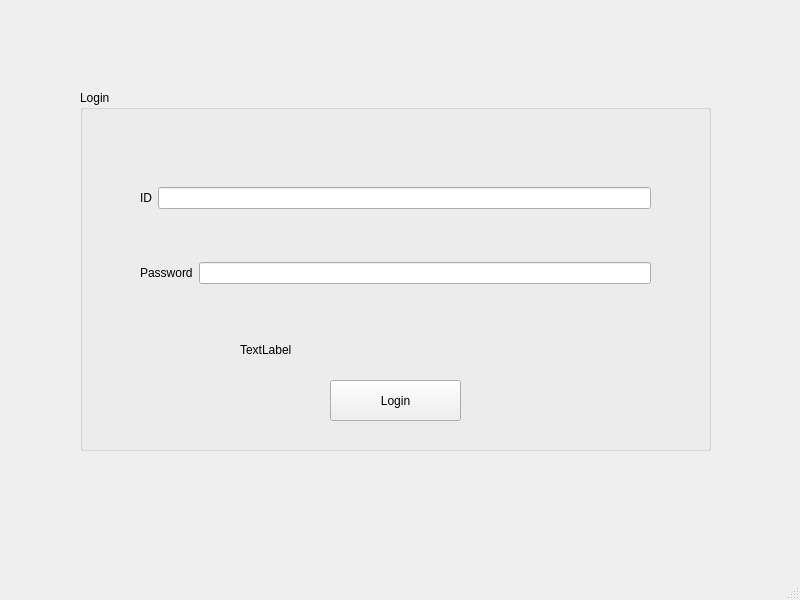
BiratBC/ExamSphereV1, file ExamSphereV1/examsphere.ui: the form before one commit.
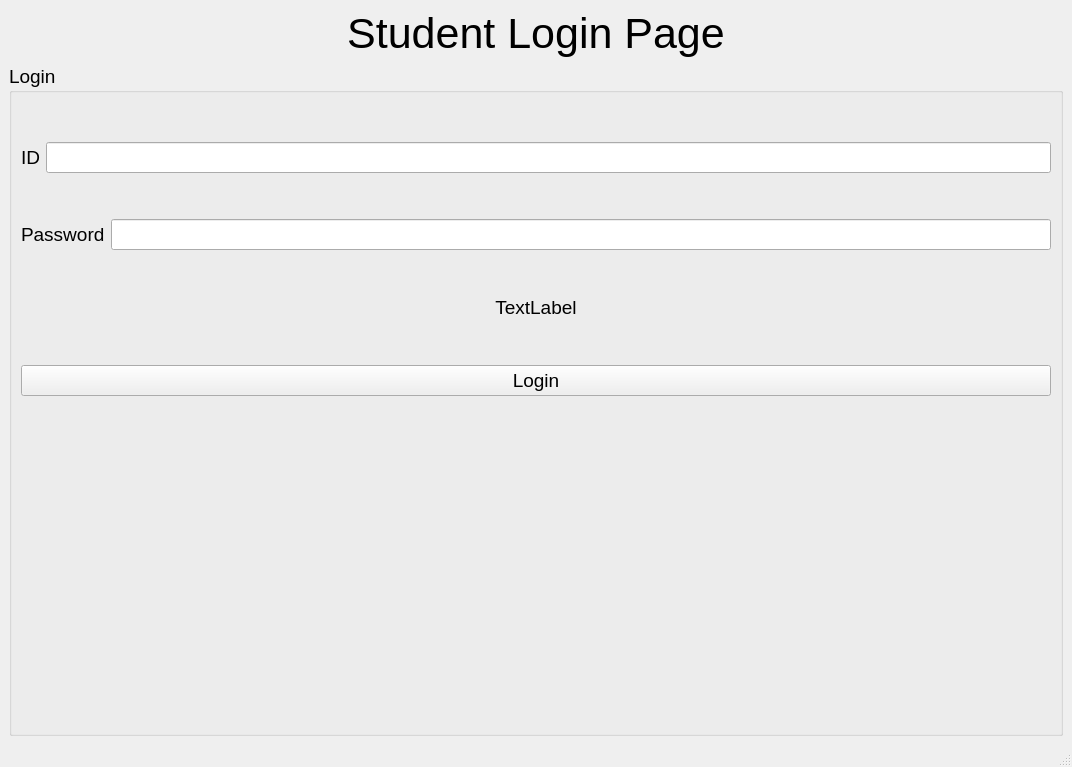
The form after the commit.

Commit message: this push is crucial

```diff
--- a/ExamSphereV1/examsphere.ui
+++ b/ExamSphereV1/examsphere.ui
@@ -6,61 +6,58 @@
    <rect>
     <x>0</x>
     <y>0</y>
-    <width>800</width>
-    <height>600</height>
+    <width>1072</width>
+    <height>767</height>
    </rect>
   </property>
   <property name="windowTitle">
    <string>ExamSphere</string>
   </property>
   <widget class="QWidget" name="centralwidget">
+   <layout class="QVBoxLayout" name="verticalLayout_2">
+    <item>
+     <widget class="QLabel" name="label">
+      <property name="font">
+       <font>
+        <pointsize>32</pointsize>
+       </font>
+      </property>
+      <property name="text">
+       <string>Student Login Page</string>
+      </property>
+      <property name="alignment">
+       <set>Qt::AlignCenter</set>
+      </property>
+     </widget>
+    </item>
+    <item>
    <widget class="QGroupBox" name="Login">
-    <property name="geometry">
-     <rect>
-      <x>80</x>
-      <y>90</y>
-      <width>631</width>
-      <height>361</height>
-     </rect>
+      <property name="font">
+       <font>
+        <pointsize>14</pointsize>
+       </font>
     </property>
     <property name="title">
      <string>Login</string>
     </property>
-    <widget class="QPushButton" name="pushButton">
-     <property name="geometry">
-      <rect>
-       <x>250</x>
-       <y>290</y>
-       <width>131</width>
-       <height>41</height>
-      </rect>
-     </property>
-     <property name="text">
-      <string>Login</string>
-     </property>
-    </widget>
-    <widget class="QLabel" name="error">
-     <property name="geometry">
-      <rect>
-       <x>160</x>
-       <y>250</y>
-       <width>361</width>
-       <height>20</height>
-      </rect>
-     </property>
-     <property name="text">
-      <string>TextLabel</string>
-     </property>
-    </widget>
-    <widget class="QWidget" name="layoutWidget">
-     <property name="geometry">
-      <rect>
-       <x>60</x>
-       <y>50</y>
-       <width>511</width>
-       <height>191</height>
-      </rect>
-     </property>
+      <layout class="QVBoxLayout" name="verticalLayout_3">
+       <item>
+        <spacer name="verticalSpacer_2">
+         <property name="orientation">
+          <enum>Qt::Vertical</enum>
+         </property>
+         <property name="sizeType">
+          <enum>QSizePolicy::Fixed</enum>
+         </property>
+         <property name="sizeHint" stdset="0">
+          <size>
+           <width>20</width>
+           <height>40</height>
+          </size>
+         </property>
+        </spacer>
+       </item>
+       <item>
      <layout class="QVBoxLayout" name="verticalLayout">
       <item>
        <layout class="QHBoxLayout" name="horizontalLayout">
@@ -76,6 +73,22 @@
         </item>
        </layout>
       </item>
+         <item>
+          <spacer name="verticalSpacer">
+           <property name="orientation">
+            <enum>Qt::Vertical</enum>
+           </property>
+           <property name="sizeType">
+            <enum>QSizePolicy::Preferred</enum>
+           </property>
+           <property name="sizeHint" stdset="0">
+            <size>
+             <width>20</width>
+             <height>40</height>
+            </size>
+           </property>
+          </spacer>
+         </item>
       <item>
        <layout class="QHBoxLayout" name="horizontalLayout_2">
         <item>
@@ -91,8 +104,76 @@
        </layout>
       </item>
      </layout>
-    </widget>
-   </widget>
+       </item>
+       <item>
+        <spacer name="verticalSpacer_5">
+         <property name="orientation">
+          <enum>Qt::Vertical</enum>
+         </property>
+         <property name="sizeType">
+          <enum>QSizePolicy::Preferred</enum>
+         </property>
+         <property name="sizeHint" stdset="0">
+          <size>
+           <width>20</width>
+           <height>40</height>
+          </size>
+         </property>
+        </spacer>
+       </item>
+       <item>
+        <widget class="QLabel" name="error">
+         <property name="text">
+          <string>TextLabel</string>
+         </property>
+         <property name="alignment">
+          <set>Qt::AlignCenter</set>
+         </property>
+        </widget>
+       </item>
+       <item>
+        <spacer name="verticalSpacer_4">
+         <property name="orientation">
+          <enum>Qt::Vertical</enum>
+         </property>
+         <property name="sizeType">
+          <enum>QSizePolicy::Preferred</enum>
+         </property>
+         <property name="sizeHint" stdset="0">
+          <size>
+           <width>20</width>
+           <height>40</height>
+          </size>
+         </property>
+        </spacer>
+       </item>
+       <item>
+        <widget class="QPushButton" name="pushButton">
+         <property name="text">
+          <string>Login</string>
+         </property>
+        </widget>
+       </item>
+       <item>
+        <spacer name="verticalSpacer_3">
+         <property name="orientation">
+          <enum>Qt::Vertical</enum>
+         </property>
+         <property name="sizeType">
+          <enum>QSizePolicy::MinimumExpanding</enum>
+         </property>
+         <property name="sizeHint" stdset="0">
+          <size>
+           <width>20</width>
+           <height>40</height>
+          </size>
+         </property>
+        </spacer>
+       </item>
+      </layout>
+     </widget>
+    </item>
+   </layout>
   </widget>
   <widget class="QMenuBar" name="menubar">
    <property name="geometry">
```
Left out of the diff: 2 changed lines with no effect on the pictures. Lines whose indentation alone changed are shown as unchanged. The commit also changes 13 other files.
